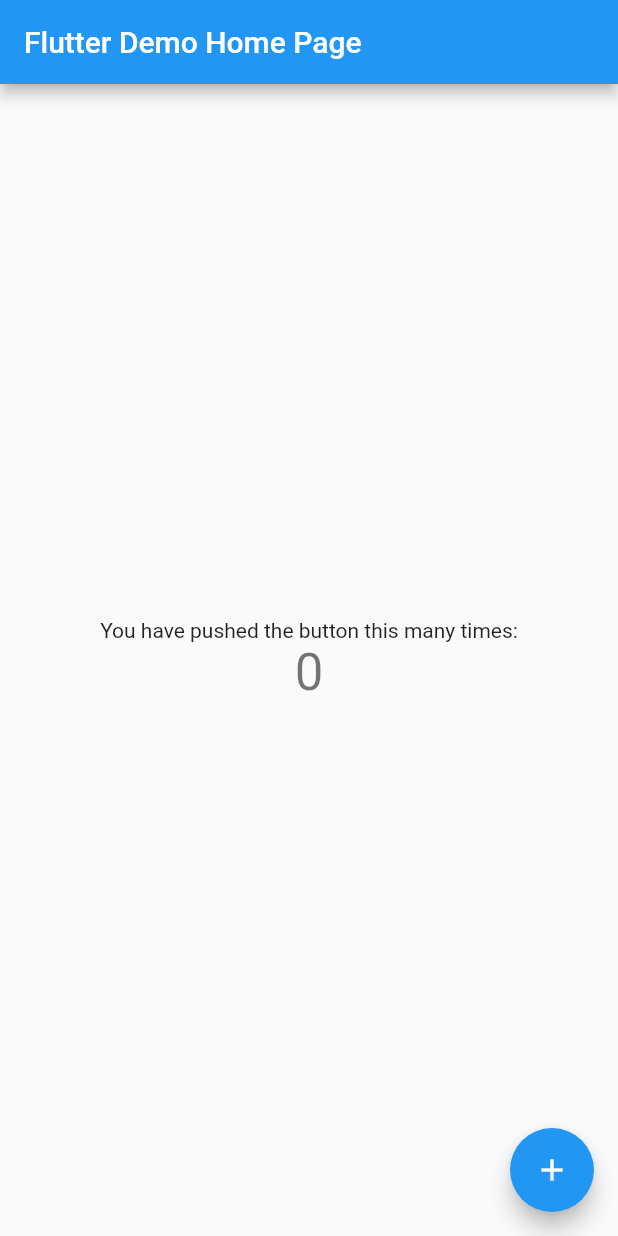
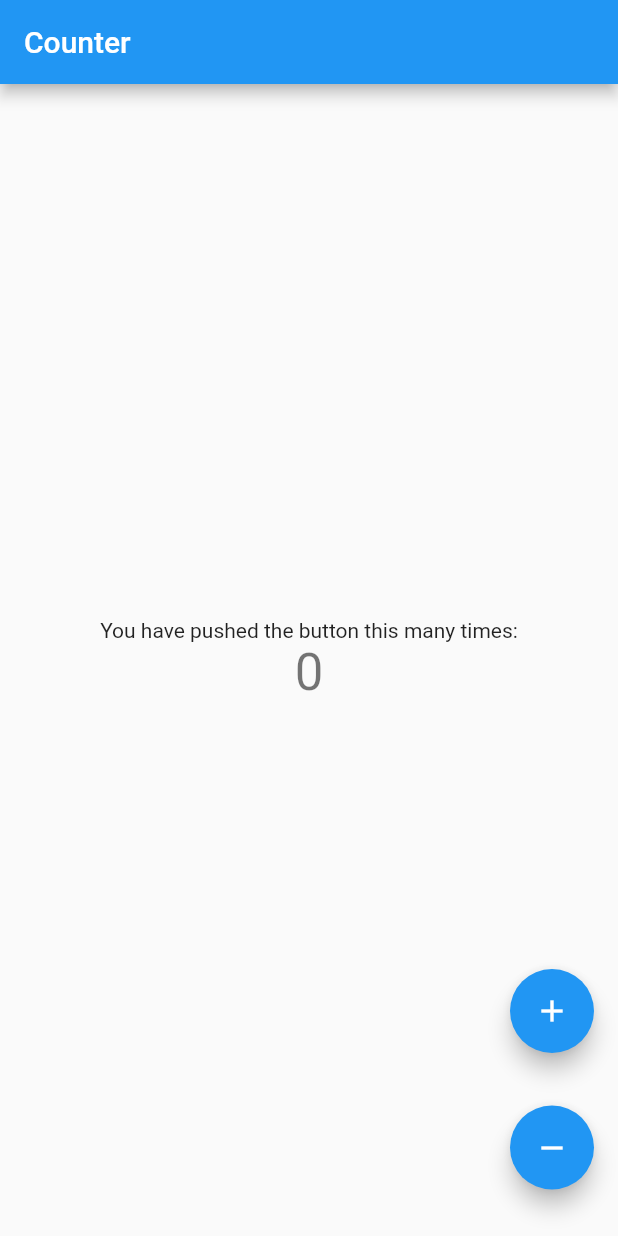
Before and after one commit to leyserappdev/flutter_teamcity, a Flutter app: the screen it shows after launch, on a phone screen of 412 x 824 dp. Run offline on Flutter 3.47's test engine with Material 2 defaults, Android fonts, the phone set to English and light mode, and no system bars; our stand-ins replace bloc, flutter_bloc.

Commit message:
。。。

```diff
--- a/lib/main.dart
+++ b/lib/main.dart
@@ -1,43 +1,123 @@
 import 'package:flutter/material.dart';
+import 'package:bloc/bloc.dart';
+import 'package:flutter_bloc/flutter_bloc.dart';
+
+enum CounterEvent { increment, decrement }
+
+class CounterBloc extends Bloc<CounterEvent, int> {
+  @override
+  int get initialState => 0;
+
+  @override
+  Stream<int> mapEventToState(int currentState, CounterEvent event) async* {
+    switch (event) {
+      case CounterEvent.decrement:
+        yield currentState - 1;
+        break;
+      case CounterEvent.increment:
+        yield currentState + 1;
+        break;
+      default:
+    }
+  }
+}
 
 void main() => runApp(MyApp());
 
-class MyApp extends StatelessWidget {
+class MyApp extends StatefulWidget {
+  @override
+  State<StatefulWidget> createState() => myAppState();
+}
+
+class myAppState extends State<MyApp> {
+  final CounterBloc _counterBloc = CounterBloc();
+
   // This widget is the root of your application.
   @override
   Widget build(BuildContext context) {
     return MaterialApp(
       title: 'Flutter Demo',
       theme: ThemeData(
-        // This is the theme of your application.
-        //
-        // Try running your application with "flutter run". You'll see the
-        // application has a blue toolbar. Then, without quitting the app, try
-        // changing the primarySwatch below to Colors.green and then invoke
-        // "hot reload" (press "r" in the console where you ran "flutter run",
-        // or simply save your changes to "hot reload" in a Flutter IDE).
-        // Notice that the counter didn't reset back to zero; the application
-        // is not restarted.
         primarySwatch: Colors.blue,
       ),
-      home: MyHomePage(title: 'Flutter Demo Home Page'),
+      home: BlocProvider<CounterBloc>(
+        bloc: _counterBloc,
+        child: MyHomePage(),
+      ),
     );
+  }
+
+  @override
+  void dispose() {
+    _counterBloc.dispose();
+    super.dispose();
   }
 }
 
+// BLOC
+
+// class MyHomePage extends StatelessWidget {
+//   @override
+//   Widget build(BuildContext context) {
+//     final CounterBloc _counterBloc = BlocProvider.of<CounterBloc>(context);
+
+//     return Scaffold(
+//       appBar: AppBar(
+//         title: Text("Counter"),
+//       ),
+//       body: Center(
+//         child: BlocBuilder<CounterEvent, int>(
+//           bloc: _counterBloc,
+//           builder: (BuildContext context, int count) {
+//             return Column(
+//               mainAxisAlignment: MainAxisAlignment.center,
+//               children: <Widget>[
+//                 Text(
+//                   '!You have pushed the button this many times:',
+//                 ),
+//                 Text(
+//                   '$count',
+//                   style: Theme.of(context).textTheme.display1,
+//                 ),
+//               ],
+//             );
+//           },
+//         ),
+//       ),
+//       floatingActionButton: Column(
+//         crossAxisAlignment: CrossAxisAlignment.end,
+//         mainAxisAlignment: MainAxisAlignment.end,
+//         children: <Widget>[
+//           Padding(
+//             child: FloatingActionButton(
+//               onPressed: () {
+//                 _counterBloc.dispatch(CounterEvent.increment);
+//               },
+//               tooltip: 'Increment',
+//               child: Icon(Icons.add),
+//             ),
+//             padding: EdgeInsets.symmetric(vertical: 20),
+//           ),
+//           Padding(
+//             child: FloatingActionButton(
+//               onPressed: () {
+//                 _counterBloc.dispatch(CounterEvent.decrement);
+//               },
+//               tooltip: 'Decrement',
+//               child: Icon(Icons.remove),
+//             ),
+//             padding: EdgeInsets.symmetric(vertical: 15),
+//           )
+//         ],
+//       ),
+//     );
+//   }
+// }
+
+
+//SetState
+
 class MyHomePage extends StatefulWidget {
-  MyHomePage({Key key, this.title}) : super(key: key);
-
-  // This widget is the home page of your application. It is stateful, meaning
-  // that it has a State object (defined below) that contains fields that affect
-  // how it looks.
-
-  // This class is the configuration for the state. It holds the values (in this
-  // case the title) provided by the parent (in this case the App widget) and
-  // used by the build method of the State. Fields in a Widget subclass are
-  // always marked "final".
-
-  final String title;
 
   @override
   _MyHomePageState createState() => _MyHomePageState();
@@ -48,47 +128,24 @@ class _MyHomePageState extends State<MyHomePage> {
 
   void _incrementCounter() {
     setState(() {
-      // This call to setState tells the Flutter framework that something has
-      // changed in this State, which causes it to rerun the build method below
-      // so that the display can reflect the updated values. If we changed
-      // _counter without calling setState(), then the build method would not be
-      // called again, and so nothing would appear to happen.
       _counter++;
+    });
+  }
+
+  void _decrementCounter() {
+    setState(() {
+      _counter--;
     });
   }
 
   @override
   Widget build(BuildContext context) {
-    // This method is rerun every time setState is called, for instance as done
-    // by the _incrementCounter method above.
-    //
-    // The Flutter framework has been optimized to make rerunning build methods
-    // fast, so that you can just rebuild anything that needs updating rather
-    // than having to individually change instances of widgets.
     return Scaffold(
       appBar: AppBar(
-        // Here we take the value from the MyHomePage object that was created by
-        // the App.build method, and use it to set our appbar title.
-        title: Text(widget.title),
+        title: Text("Counter"),
       ),
       body: Center(
-        // Center is a layout widget. It takes a single child and positions it
-        // in the middle of the parent.
         child: Column(
-          // Column is also layout widget. It takes a list of children and
-          // arranges them vertically. By default, it sizes itself to fit its
-          // children horizontally, and tries to be as tall as its parent.
-          //
-          // Invoke "debug painting" (press "p" in the console, choose the
-          // "Toggle Debug Paint" action from the Flutter Inspector in Android
-          // Studio, or the "Toggle Debug Paint" command in Visual Studio Code)
-          // to see the wireframe for each widget.
-          //
-          // Column has various properties to control how it sizes itself and
-          // how it positions its children. Here we use mainAxisAlignment to
-          // center the children vertically; the main axis here is the vertical
-          // axis because Columns are vertical (the cross axis would be
-          // horizontal).
           mainAxisAlignment: MainAxisAlignment.center,
           children: <Widget>[
             Text(
@@ -101,11 +158,22 @@ class _MyHomePageState extends State<MyHomePage> {
           ],
         ),
       ),
-      floatingActionButton: FloatingActionButton(
-        onPressed: _incrementCounter,
-        tooltip: 'Increment',
-        child: Icon(Icons.add),
-      ), // This trailing comma makes auto-formatting nicer for build methods.
+      floatingActionButton: Column(
+        crossAxisAlignment: CrossAxisAlignment.end,
+        mainAxisAlignment: MainAxisAlignment.end,
+        children: <Widget>[
+          Padding(child: FloatingActionButton(
+            onPressed: _incrementCounter,
+            tooltip: 'Increment',
+            child: Icon(Icons.add),
+          ), padding: EdgeInsets.symmetric(vertical: 20),),
+          Padding(child: FloatingActionButton(
+            onPressed: _decrementCounter,
+            tooltip: 'Decrement',
+            child: Icon(Icons.remove),
+          ), padding: EdgeInsets.symmetric(vertical: 15),)
+        ],
+      ),
     );
   }
 }
--- a/pubspec.yaml
+++ b/pubspec.yaml
@@ -23,6 +23,9 @@ dependencies:
   # The following adds the Cupertino Icons font to your application.
   # Use with the CupertinoIcons class for iOS style icons.
   cupertino_icons: ^0.1.2
+  fluro: "^1.4.0"
+  bloc: ^0.9.0
+  flutter_bloc: ^0.7.0
 
 dev_dependencies:
   flutter_test:
```
